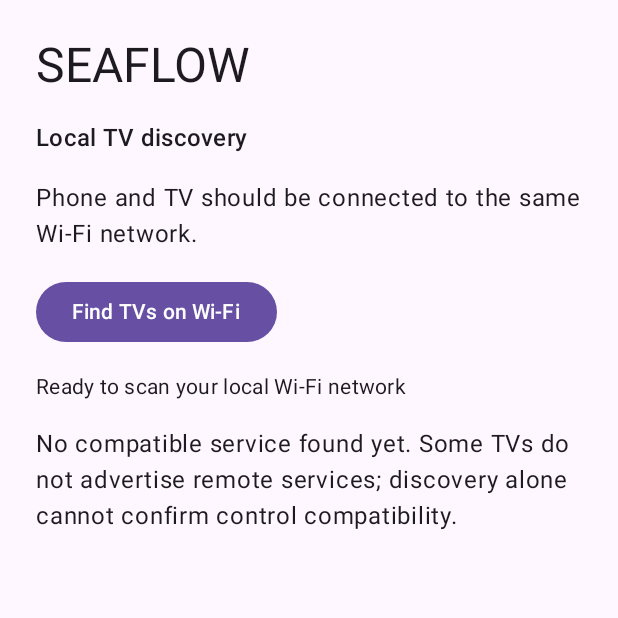
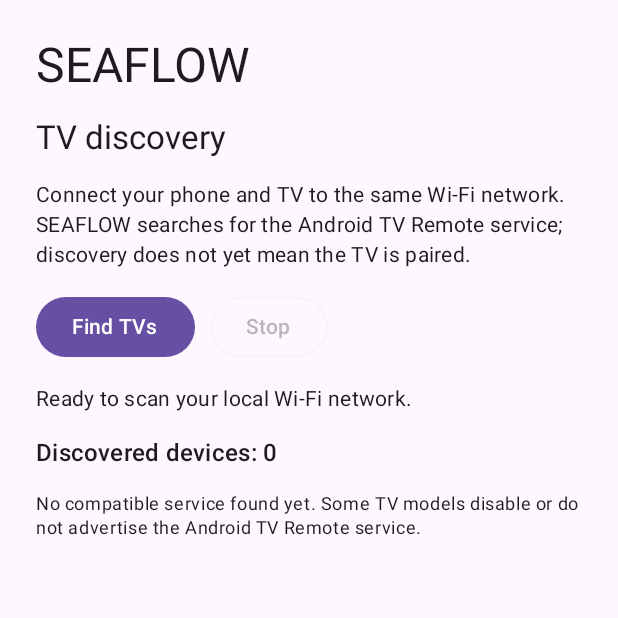
Before and after one commit to puttishiva147/SEA-FLOW-, an Android app built with Jetpack Compose: the composable SeaflowScreen shown on its own in the app's theme, on a phone screen of 412 x 824 dp, the top half of it. Run offline under Robolectric (Android 15) with nearby library versions, the phone set to English and light mode, and no system bars.

Commit message:
Make TV discovery lifecycle-safe with multicast lock and scan timeout

```diff
--- a/app/src/main/java/com/seaflow/remote/MainActivity.kt
+++ b/app/src/main/java/com/seaflow/remote/MainActivity.kt
@@ -3,18 +3,41 @@ package com.seaflow.remote
 import android.content.Context
 import android.net.nsd.NsdManager
 import android.net.nsd.NsdServiceInfo
+import android.net.wifi.WifiManager
 import android.os.Bundle
+import android.os.Handler
+import android.os.Looper
 import androidx.activity.ComponentActivity
 import androidx.activity.compose.setContent
-import androidx.compose.foundation.layout.*
+import androidx.compose.foundation.layout.Arrangement
+import androidx.compose.foundation.layout.Column
+import androidx.compose.foundation.layout.Row
+import androidx.compose.foundation.layout.fillMaxSize
+import androidx.compose.foundation.layout.fillMaxWidth
+import androidx.compose.foundation.layout.padding
 import androidx.compose.foundation.lazy.LazyColumn
 import androidx.compose.foundation.lazy.items
-import androidx.compose.material3.*
-import androidx.compose.runtime.*
+import androidx.compose.material3.Button
+import androidx.compose.material3.Card
+import androidx.compose.material3.MaterialTheme
+import androidx.compose.material3.OutlinedButton
+import androidx.compose.material3.Surface
+import androidx.compose.material3.Text
+import androidx.compose.runtime.Composable
+import androidx.compose.runtime.DisposableEffect
+import androidx.compose.runtime.getValue
+import androidx.compose.runtime.mutableStateOf
+import androidx.compose.runtime.remember
+import androidx.compose.runtime.setValue
 import androidx.compose.ui.Modifier
 import androidx.compose.ui.unit.dp
 
-data class TvCandidate(val name: String, val host: String, val port: Int, val service: String)
+data class TvCandidate(
+    val name: String,
+    val host: String,
+    val port: Int,
+    val service: String
+)
 
 class MainActivity : ComponentActivity() {
     override fun onCreate(savedInstanceState: Bundle?) {
@@ -23,70 +46,186 @@ class MainActivity : ComponentActivity() {
     }
 }
 
+private class TvDiscoveryController(
+    context: Context,
+    private val onUpdate: (String, List<TvCandidate>, Boolean) -> Unit
+) {
+    private val appContext = context.applicationContext
+    private val nsd = appContext.getSystemService(Context.NSD_SERVICE) as NsdManager
+    private val wifi = appContext.getSystemService(Context.WIFI_SERVICE) as WifiManager
+    private val main = Handler(Looper.getMainLooper())
+    private val listeners = mutableListOf<NsdManager.DiscoveryListener>()
+    private val found = linkedMapOf<String, TvCandidate>()
+    private var multicastLock: WifiManager.MulticastLock? = null
+    private var scanning = false
+
+    private val scanTimeout = Runnable {
+        finishScan(
+            if (found.isEmpty()) "Scan complete. No Android TV Remote service was advertised on this Wi-Fi network."
+            else "Scan complete. Found ${found.size} Android TV Remote service(s)."
+        )
+    }
+
+    fun start() {
+        stop()
+        found.clear()
+        publish("Searching for Android TV Remote services on the local network…", true)
+        try {
+            multicastLock = wifi.createMulticastLock("seaflow-mdns").apply {
+                setReferenceCounted(false)
+                acquire()
+            }
+            scanning = true
+            val listener = object : NsdManager.DiscoveryListener {
+                override fun onDiscoveryStarted(serviceType: String) = Unit
+
+                override fun onServiceFound(serviceInfo: NsdServiceInfo) {
+                    if (!serviceInfo.serviceType.contains("_androidtvremote2._tcp")) return
+                    try {
+                        nsd.resolveService(serviceInfo, object : NsdManager.ResolveListener {
+                            override fun onResolveFailed(info: NsdServiceInfo, errorCode: Int) {
+                                publish("A TV service was announced but could not be resolved (error $errorCode).", scanning)
+                            }
+
+                            override fun onServiceResolved(info: NsdServiceInfo) {
+                                val address = info.host?.hostAddress ?: return
+                                val item = TvCandidate(
+                                    name = info.serviceName,
+                                    host = address,
+                                    port = info.port,
+                                    service = info.serviceType
+                                )
+                                found["$address:${info.port}"] = item
+                                publish("Found ${found.size} Android TV Remote service(s).", scanning)
+                            }
+                        })
+                    } catch (error: Exception) {
+                        publish("Could not resolve TV service: ${error.localizedMessage ?: "unknown error"}", scanning)
+                    }
+                }
+
+                override fun onServiceLost(serviceInfo: NsdServiceInfo) {
+                    val key = found.entries.firstOrNull { it.value.name == serviceInfo.serviceName }?.key
+                    if (key != null) found.remove(key)
+                    publish("A TV service disappeared from the network.", scanning)
+                }
+
+                override fun onDiscoveryStopped(serviceType: String) = Unit
+
+                override fun onStartDiscoveryFailed(serviceType: String, errorCode: Int) {
+                    finishScan("Android TV discovery could not start (error $errorCode).")
+                }
+
+                override fun onStopDiscoveryFailed(serviceType: String, errorCode: Int) {
+                    nsd.stopServiceDiscovery(this)
+                }
+            }
+            listeners += listener
+            nsd.discoverServices("_androidtvremote2._tcp.", NsdManager.PROTOCOL_DNS_SD, listener)
+            main.postDelayed(scanTimeout, 12_000)
+        } catch (error: Exception) {
+            finishScan("Scan failed: ${error.localizedMessage ?: "unknown error"}")
+        }
+    }
+
+    fun stop() {
+        main.removeCallbacks(scanTimeout)
+        listeners.toList().forEach { listener ->
+            try { nsd.stopServiceDiscovery(listener) } catch (_: Exception) { }
+        }
+        listeners.clear()
+        scanning = false
+        releaseMulticastLock()
+    }
+
+    private fun finishScan(message: String) {
+        main.removeCallbacks(scanTimeout)
+        listeners.toList().forEach { listener ->
+            try { nsd.stopServiceDiscovery(listener) } catch (_: Exception) { }
+        }
+        listeners.clear()
+        scanning = false
+        releaseMulticastLock()
+        publish(message, false)
+    }
+
+    private fun releaseMulticastLock() {
+        try {
+            multicastLock?.takeIf { it.isHeld }?.release()
+        } catch (_: Exception) { }
+        multicastLock = null
+    }
+
+    private fun publish(message: String, active: Boolean) {
+        val snapshot = found.values.toList()
+        main.post { onUpdate(message, snapshot, active) }
+    }
+
+    fun close() = stop()
+}
+
 @Composable
 private fun SeaflowScreen(context: Context) {
     var scanning by remember { mutableStateOf(false) }
-    var status by remember { mutableStateOf("Ready to scan your local Wi-Fi network") }
-    var devices by remember { mutableStateOf(listOf<TvCandidate>()) }
-    val nsd = remember { context.getSystemService(Context.NSD_SERVICE) as NsdManager }
-    val serviceTypes = listOf("_androidtvremote2._tcp.")
+    var status by remember { mutableStateOf("Ready to scan your local Wi-Fi network.") }
+    var devices by remember { mutableStateOf(emptyList<TvCandidate>()) }
 
-    fun scan() {
-        devices = emptyList()
-        status = "Searching for advertised TV services…"
-        scanning = true
-        serviceTypes.forEach { type ->
-            try {
-                nsd.discoverServices(type, NsdManager.PROTOCOL_DNS_SD,
-                    object : NsdManager.DiscoveryListener {
-                        override fun onDiscoveryStarted(serviceType: String) {}
-                        override fun onServiceFound(serviceInfo: NsdServiceInfo) {
-                            nsd.resolveService(serviceInfo, object : NsdManager.ResolveListener {
-                                override fun onResolveFailed(info: NsdServiceInfo, errorCode: Int) {}
-                                override fun onServiceResolved(info: NsdServiceInfo) {
-                                    val host = info.host?.hostAddress ?: return
-                                    val candidate = TvCandidate(info.serviceName, host, info.port, info.serviceType)
-                                    devices = (devices + candidate).distinctBy { it.host + ":" + it.port }
-                                    status = "Found ${devices.size} advertised service(s)."
-                                }
-                            })
-                        }
-                        override fun onServiceLost(serviceInfo: NsdServiceInfo) {}
-                        override fun onDiscoveryStopped(serviceType: String) {}
-                        override fun onStartDiscoveryFailed(serviceType: String, errorCode: Int) {
-                            scanning = false
-                            status = "Discovery unavailable for $serviceType (error $errorCode)"
-                        }
-                        override fun onStopDiscoveryFailed(serviceType: String, errorCode: Int) {}
-                    })
-            } catch (e: Exception) {
-                status = "Scan could not start: ${e.localizedMessage ?: "unknown error"}"
-                scanning = false
-            }
+    val controller = remember(context) {
+        TvDiscoveryController(context) { message, results, active ->
+            status = message
+            devices = results
+            scanning = active
         }
+    }
+    DisposableEffect(controller) {
+        onDispose { controller.close() }
     }
 
     MaterialTheme {
-        Surface(Modifier.fillMaxSize(), color = MaterialTheme.colorScheme.background) {
-            Column(Modifier.fillMaxSize().padding(24.dp), verticalArrangement = Arrangement.spacedBy(16.dp)) {
+        Surface(
+            modifier = Modifier.fillMaxSize(),
+            color = MaterialTheme.colorScheme.background
+        ) {
+            Column(
+                modifier = Modifier.fillMaxSize().padding(24.dp),
+                verticalArrangement = Arrangement.spacedBy(14.dp)
+            ) {
                 Text("SEAFLOW", style = MaterialTheme.typography.headlineLarge)
-                Text("Local TV discovery", style = MaterialTheme.typography.titleMedium)
-                Text("Phone and TV should be connected to the same Wi-Fi network.")
-                Button(onClick = { scan() }, enabled = !scanning) {
-                    Text(if (scanning) "Scanning…" else "Find TVs on Wi-Fi")
+                Text("TV discovery", style = MaterialTheme.typography.titleLarge)
+                Text(
+                    "Connect your phone and TV to the same Wi-Fi network. SEAFLOW searches for the Android TV Remote service; discovery does not yet mean the TV is paired.",
+                    style = MaterialTheme.typography.bodyMedium
+                )
+                Row(horizontalArrangement = Arrangement.spacedBy(10.dp)) {
+                    Button(onClick = { controller.start() }, enabled = !scanning) {
+                        Text(if (scanning) "Scanning…" else "Find TVs")
+                    }
+                    OutlinedButton(onClick = { controller.stop(); scanning = false; status = "Scan stopped." }, enabled = scanning) {
+                        Text("Stop")
+                    }
                 }
                 Text(status, style = MaterialTheme.typography.bodyMedium)
+                Text("Discovered devices: ${devices.size}", style = MaterialTheme.typography.titleMedium)
                 if (devices.isEmpty()) {
-                    Text("No compatible service found yet. Some TVs do not advertise remote services; discovery alone cannot confirm control compatibility.")
+                    Text(
+                        "No compatible service found yet. Some TV models disable or do not advertise the Android TV Remote service.",
+                        style = MaterialTheme.typography.bodySmall
+                    )
                 } else {
-                    LazyColumn(verticalArrangement = Arrangement.spacedBy(8.dp)) {
-                        items(devices) { device ->
+                    LazyColumn(verticalArrangement = Arrangement.spacedBy(10.dp)) {
+                        items(devices, key = { "${it.host}:${it.port}" }) { device ->
                             Card(Modifier.fillMaxWidth()) {
-                                Column(Modifier.padding(16.dp)) {
+                                Column(
+                                    Modifier.fillMaxWidth().padding(16.dp),
+                                    verticalArrangement = Arrangement.spacedBy(5.dp)
+                                ) {
                                     Text(device.name, style = MaterialTheme.typography.titleMedium)
                                     Text("${device.host}:${device.port}")
                                     Text(device.service, style = MaterialTheme.typography.bodySmall)
-                                    Text("Android TV Remote service found. Next: secure PIN pairing on port 6467.", style = MaterialTheme.typography.bodySmall)
+                                    Text(
+                                        "Service discovered. Secure PIN pairing and remote commands are still pending.",
+                                        style = MaterialTheme.typography.bodySmall
+                                    )
                                 }
                             }
                         }
```
